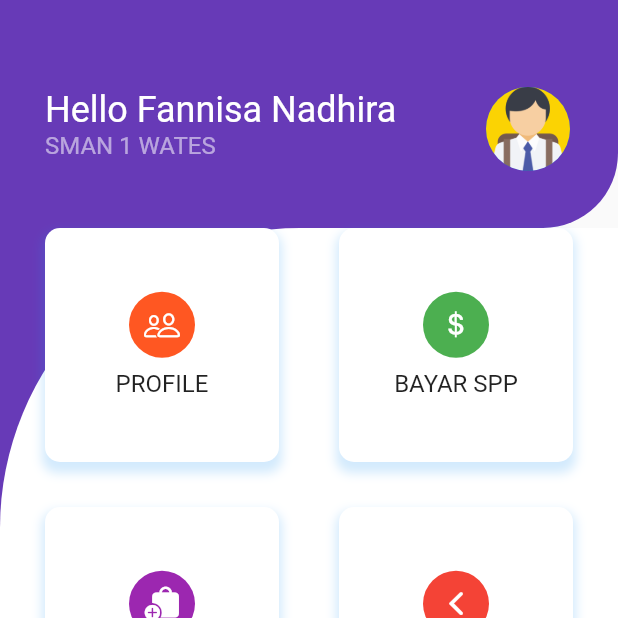
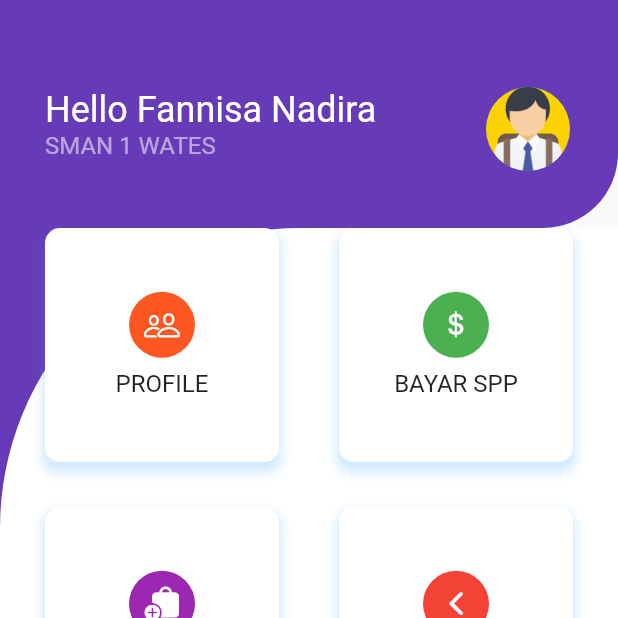
Before and after one commit to IrfanNasyakban/Manajemen-Spp-Flutter, a Flutter app: the screen it shows once a user with an empty profile is signed in, on a phone screen of 412 x 824 dp, the top half of it. Run offline on Flutter 3.47's test engine with Material 2 defaults, Android fonts, the phone set to English and light mode, and no system bars; our stand-ins replace animated_splash_screen, firebase_auth, firebase_core, image_picker; accounts and stored records are empty; network calls fail.

Commit message:
Update Bug

```diff
--- a/lib/dashboard.dart
+++ b/lib/dashboard.dart
@@ -29,7 +29,7 @@ class _DashboardState extends State<Dashboard> {
     } else if (userEmail == 'widia@gmail.com') {
       username = 'Widia Hamsi';
     } else {
-      username = 'Fannisa Nadhira';
+      username = 'Fannisa Nadira';
     }
 
     return Scaffold(
--- a/lib/profile.dart
+++ b/lib/profile.dart
@@ -51,7 +51,7 @@ class _MyProfileState extends State<MyProfile> {
     } else if (userEmail == 'widia@gmail.com') {
       username = 'Widia Hamsi';
     } else {
-      username = 'Fannisa Nadhira';
+      username = 'Fannisa Nadira';
     }
 
     return Scaffold(
--- a/lib/repository.dart
+++ b/lib/repository.dart
@@ -21,7 +21,7 @@ class Repository {
     } else if (userEmail == 'widia@gmail.com') {
       username = 'Widia Hamsi';
     } else {
-      username = 'Fannisa Nadhira';
+      username = 'Fannisa Nadira';
     }
 
     final response = await http.get(Uri.parse(_baseUrl + '/siswa'));
@@ -38,6 +38,7 @@ class Repository {
   }
 }
 
+// Transaksi
 class RepositoryImage {
   final user = FirebaseAuth.instance.currentUser!;
   final _baseUrl = 'https://645a0ae165bd868e930ef4d8.mockapi.io';
@@ -53,7 +54,7 @@ class RepositoryImage {
     } else if (userEmail == 'widia@gmail.com') {
       username = 'Widia Hamsi';
     } else {
-      username = 'Fannisa Nadhira';
+      username = 'Fannisa Nadira';
     }
 
     final response = await http.get(Uri.parse(_baseUrl + '/transaksi'));
--- a/lib/transaksi.dart
+++ b/lib/transaksi.dart
@@ -51,7 +51,7 @@ class _TransaksiState extends State<Transaksi> {
     } else if (userEmail == 'widia@gmail.com') {
       username = 'Widia Hamsi';
     } else {
-      username = 'Fannisa Nadhira';
+      username = 'Fannisa Nadira';
     }
 
     return Scaffold(
--- a/pubspec.yaml
+++ b/pubspec.yaml
@@ -10,14 +10,12 @@ dependencies:
   flutter:
     sdk: flutter
   animated_splash_screen: ^1.3.0
-  google_fonts: ^4.0.4
   cupertino_icons: ^1.0.5
   firebase_core: ^1.17.0
   firebase_auth: ^3.3.14
   cloud_firestore: ^3.1.5
   firebase_core_platform_interface: 4.5.1
   firebase_messaging: ^13.0.4
-  sizer: ^2.0.15
   http: ^0.13.5
   image_picker: ^0.8.4+4
 
```
Also changed, not shown: lib/loginpage.dart (+11 -4 lines), pubspec.lock, 1 other file.
